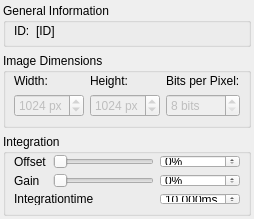
Before: the Qt Designer form DummyGrabber/dockWidgetDummyGrabber.ui in itom-project/plugins, drawn with Qt 5.
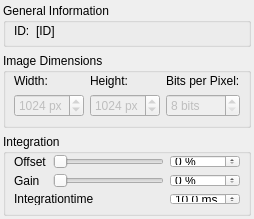
After: the same form once the commit is applied.

Commit message: version 1.0 of DummyGrabber released: many bugfixes, binning, roi change, integration time, frame time, gain and offset are now working and influence the resulting image.

The edit to the form file:
```diff
--- a/DummyGrabber/dockWidgetDummyGrabber.ui
+++ b/DummyGrabber/dockWidgetDummyGrabber.ui
@@ -216,7 +216,7 @@
       <item row="0" column="2">
        <widget class="QSpinBox" name="spinBox_offset">
         <property name="suffix">
-         <string>%</string>
+         <string> %</string>
         </property>
         <property name="minimum">
          <number>0</number>
@@ -249,7 +249,7 @@
       <item row="1" column="2">
        <widget class="QSpinBox" name="spinBox_gain">
         <property name="suffix">
-         <string>%</string>
+         <string> %</string>
         </property>
         <property name="minimum">
          <number>0</number>
@@ -272,13 +272,13 @@
          <string/>
         </property>
         <property name="suffix">
-         <string>ms</string>
+         <string> ms</string>
         </property>
         <property name="decimals">
-         <number>3</number>
+         <number>1</number>
         </property>
         <property name="minimum">
-         <double>0.005000000000000</double>
+         <double>0.000000000000000</double>
         </property>
         <property name="maximum">
          <double>65.000000000000000</double>
```
Left out of the diff: 2 changed lines with no effect on the pictures. The commit also changes 9 other files.
